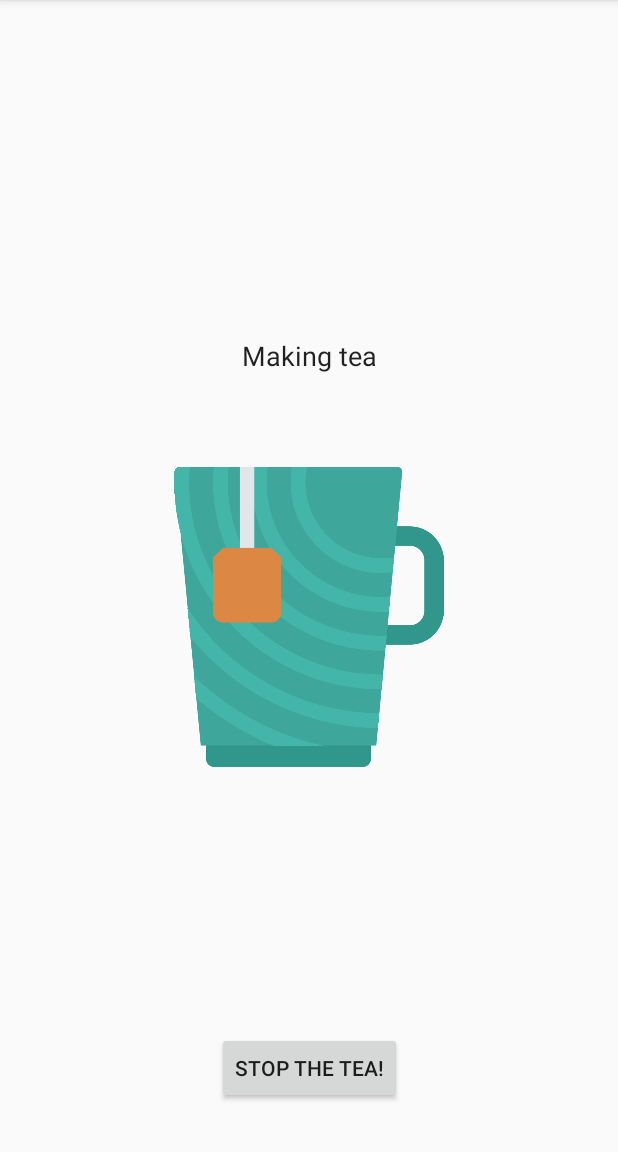
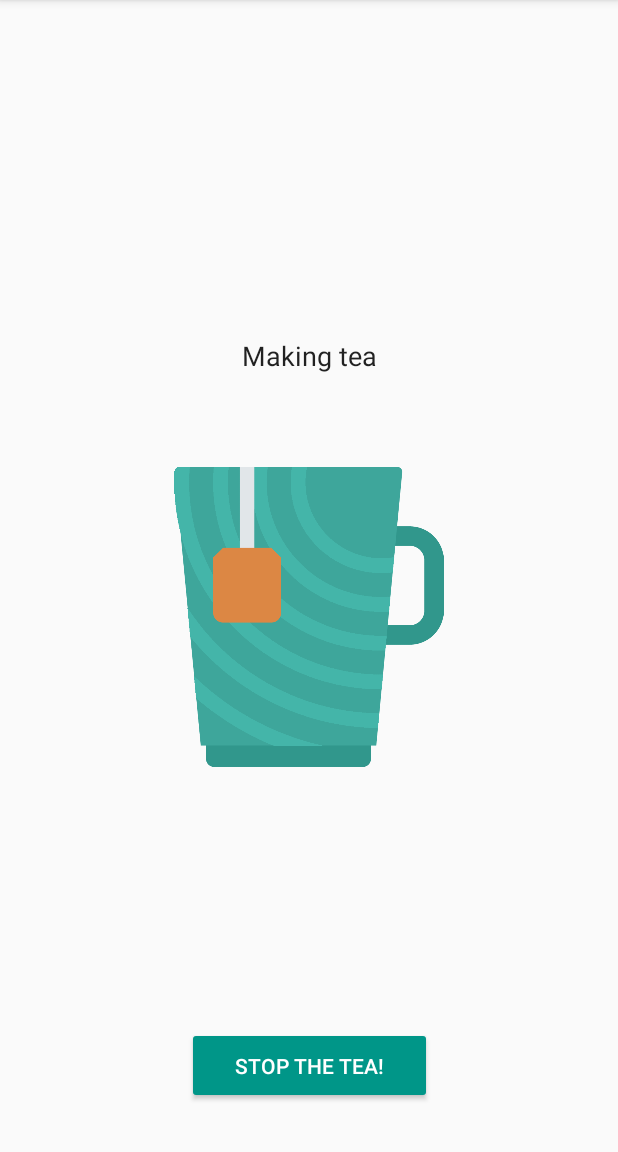
Before and after one commit to lorenzo2897/iot-app-android, an Android app: the ProgressActivity screen opened directly, with no data from a screen before it, on a phone screen of 412 x 824 dp, the part 84-1236 px from its top. Run offline under Robolectric (Android 15) with nearby library versions, the phone set to English and light mode, and no system bars.

Commit message:
implemented progress activity working skeleton

```diff
--- a/app/src/main/AndroidManifest.xml
+++ b/app/src/main/AndroidManifest.xml
@@ -20,7 +20,8 @@
                 <category android:name="android.intent.category.LAUNCHER"/>
             </intent-filter>
         </activity>
-        <activity android:name=".ProgressActivity">
+        <activity android:name=".ProgressActivity"
+                  android:noHistory="true">
         </activity>
 
         <service
--- a/app/src/main/java/io/silvestri/teapot/ProgressActivity.java
+++ b/app/src/main/java/io/silvestri/teapot/ProgressActivity.java
@@ -1,13 +1,87 @@
 package io.silvestri.teapot;
 
 import android.app.Activity;
+import android.content.BroadcastReceiver;
+import android.content.Context;
+import android.content.Intent;
+import android.content.IntentFilter;
 import android.os.Bundle;
+import android.support.v4.content.LocalBroadcastManager;
+import android.view.View;
+import android.widget.TextView;
+import android.widget.Toast;
 
 public class ProgressActivity extends Activity {
+
+	TextView status_text;
 
 	@Override
 	protected void onCreate(Bundle savedInstanceState) {
 		super.onCreate(savedInstanceState);
 		setContentView(R.layout.activity_progress);
+
+		/* *** init views *** */
+		status_text = findViewById(R.id.text_status);
+
+		/* *** intent extras *** */
+		if (getIntent().getExtras() != null) {
+			updateState(getIntent().getExtras());
+		}
+
+		/* *** event listeners *** */
+		findViewById(R.id.button_stop).setOnClickListener(new View.OnClickListener() {
+			@Override
+			public void onClick(View view) {
+				resetTeapot();
+			}
+		});
 	}
+
+	private BroadcastReceiver teaBroadcastReceiver = new BroadcastReceiver() {
+		@Override
+		public void onReceive(Context context, Intent intent) {
+			String state = intent.getStringExtra("state");
+			if (state.equals("ready")) {
+				Intent newIntent = new Intent(ProgressActivity.this, MainActivity.class);
+				newIntent.putExtras(intent);
+				startActivity(newIntent);
+			} else {
+				updateState(intent.getExtras());
+			}
+		}
+	};
+
+	private BroadcastReceiver errorBroadcastReceiver = new BroadcastReceiver() {
+		@Override
+		public void onReceive(Context context, Intent intent) {
+			// Get extra data included in the Intent
+			String message = intent.getStringExtra("error");
+			setErrorState(message);
+		}
+	};
+
+	@Override
+	protected void onResume() {
+		super.onResume();
+
+		// subscribe to broadcasts
+		LocalBroadcastManager.getInstance(this).registerReceiver(teaBroadcastReceiver, new IntentFilter("tea"));
+		LocalBroadcastManager.getInstance(this).registerReceiver(errorBroadcastReceiver, new IntentFilter("error"));
+	}
+
+	void updateState(Bundle extras) {
+		status_text.setText(extras.getString("state"));
+		// TODO better display
+	}
+
+	void setErrorState(String message) {
+		status_text.setText(message);
+		// TODO error image
+	}
+
+	void resetTeapot() {
+		TeapotAPI.makeRequest("abort");
+	}
+
+	// TODO info button with detailed state
 }
--- a/app/src/main/res/layout/activity_progress.xml
+++ b/app/src/main/res/layout/activity_progress.xml
@@ -38,18 +38,24 @@
         app:layout_constraintLeft_toLeftOf="parent"
         app:layout_constraintRight_toRightOf="parent"
         app:layout_constraintTop_toBottomOf="@id/text_status"
-        app:layout_constraintBottom_toBottomOf="@+id/button"
+        app:layout_constraintBottom_toBottomOf="@+id/button_stop"
         app:layout_constraintHorizontal_bias="0.0"
         android:layout_marginBottom="8dp"/>
 
     <Button
-        android:id="@+id/button"
+        android:id="@+id/button_stop"
         android:layout_width="wrap_content"
         android:layout_height="wrap_content"
         android:layout_marginBottom="32dp"
         android:layout_marginLeft="8dp"
         android:layout_marginRight="8dp"
+        android:paddingBottom="16dp"
+        android:paddingLeft="32dp"
+        android:paddingRight="32dp"
+        android:paddingTop="16dp"
+        android:backgroundTint="@color/colorPrimary"
         android:text="Stop the tea!"
+        android:textColor="?android:attr/textColorPrimaryInverse"
         app:layout_constraintBottom_toBottomOf="parent"
         app:layout_constraintLeft_toLeftOf="parent"
         app:layout_constraintRight_toRightOf="parent"/>
```
